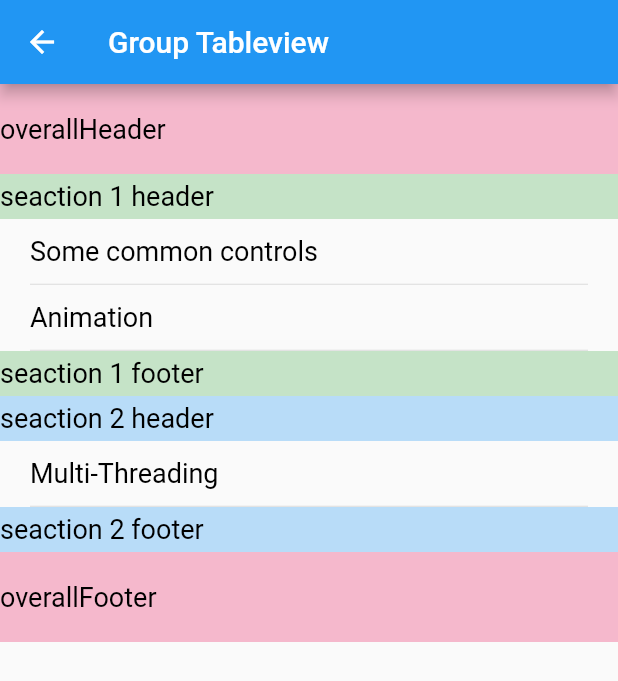
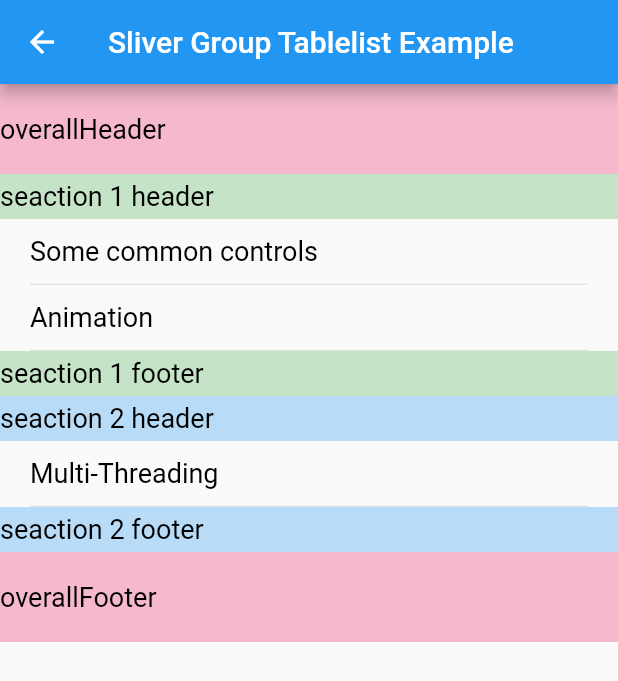
Before and after one commit to cocoonbud/group_tablelist, a Flutter app: the screen it shows after launch, after a tap on "SliverGroupTablelist", on a phone screen of 412 x 824 dp. Shown: the top 681 px of the screen. Run offline on Flutter 3.47's test engine with Material 2 defaults, Android fonts, the phone set to English and light mode, and no system bars.

Commit message:
update version

```diff
--- a/example/lib/main.dart
+++ b/example/lib/main.dart
@@ -56,7 +56,6 @@ class _HomeState extends State<Home> {
       child: Column(mainAxisAlignment: MainAxisAlignment.center, children: [
         TextButton(
           onPressed: () {
-            // 跳转到一个新的页面
             Navigator.of(context).push(MaterialPageRoute(builder: (context) {
               return const GroupTablelistExample();
             }));
@@ -68,7 +67,7 @@ class _HomeState extends State<Home> {
               color: Colors.blue,
               fontWeight: FontWeight.w600,
               fontSize: 16,
-              height: 1, // 设置下行高，否则字体下沉
+              height: 1,
             ),
           ),
         ),
@@ -85,7 +84,7 @@ class _HomeState extends State<Home> {
               color: Colors.pink,
               fontWeight: FontWeight.w600,
               fontSize: 16,
-              height: 1, // 设置下行高，否则字体下沉
+              height: 1,
             ),
           ),
         ),
--- a/example/lib/sliver_group_tablelist_example.dart
+++ b/example/lib/sliver_group_tablelist_example.dart
@@ -37,7 +37,7 @@ class _SliverGroupTablelistExampleState
   Widget build(BuildContext context) {
     return Scaffold(
         appBar: AppBar(
-          title: const Text('Group Tableview'),
+          title: const Text('Sliver Group Tablelist Example'),
         ),
         body: CustomScrollView(
           slivers: [
--- a/pubspec.yaml
+++ b/pubspec.yaml
@@ -1,6 +1,6 @@
 name: group_tablelist
 description: A flutter grouped list widget similar to the iOS UITableview method name.
-version: 0.0.2
+version: 0.0.3
 homepage: https://github.com/cocoonbud
 repository: https://github.com/cocoonbud/group_tablelist.git
 
```
Also changed, not shown: example/pubspec.lock, 3 other files.
